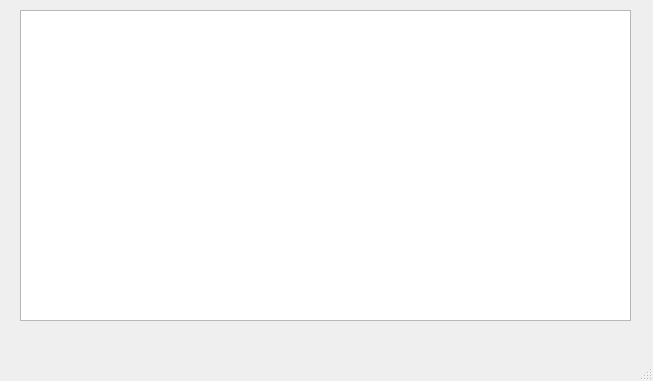
The window that userwindow.ui (Backart/DBapp) describes before a commit, drawn with Qt 5.
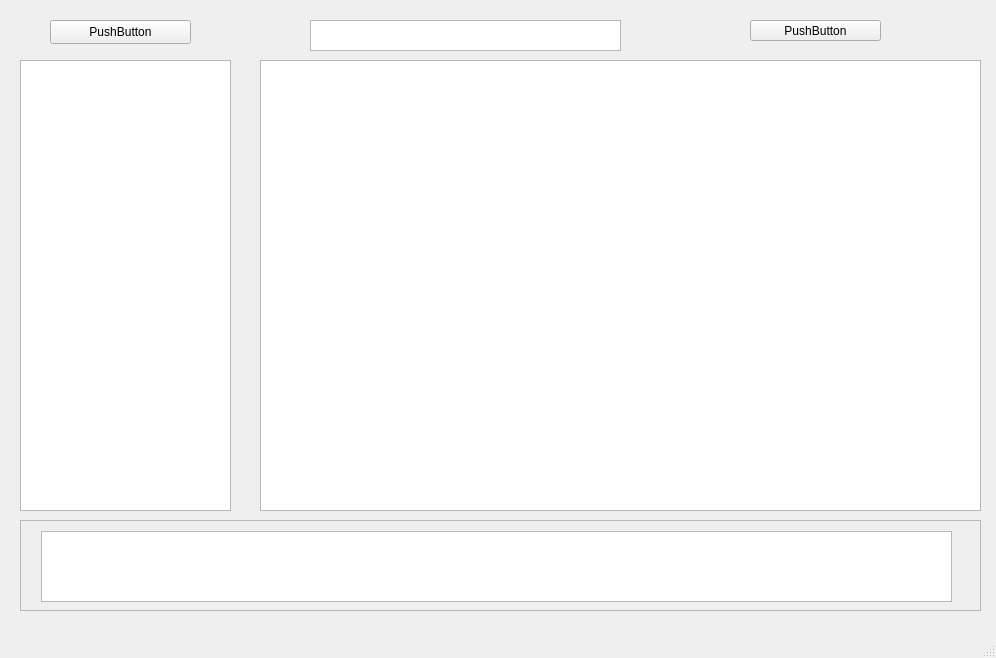
The same window after the commit.

Diff of the .ui file:
```diff
--- a/userwindow.ui
+++ b/userwindow.ui
@@ -6,8 +6,8 @@
    <rect>
     <x>0</x>
     <y>0</y>
-    <width>653</width>
-    <height>381</height>
+    <width>996</width>
+    <height>658</height>
    </rect>
   </property>
   <property name="windowTitle">
@@ -17,13 +17,92 @@
    <widget class="QTableView" name="tableView">
     <property name="geometry">
      <rect>
+      <x>260</x>
+      <y>60</y>
+      <width>721</width>
+      <height>451</height>
+     </rect>
+    </property>
+   </widget>
+   <widget class="QTreeView" name="treeView">
+    <property name="geometry">
+     <rect>
       <x>20</x>
-      <y>10</y>
-      <width>611</width>
-      <height>311</height>
+      <y>60</y>
+      <width>211</width>
+      <height>451</height>
      </rect>
     </property>
    </widget>
+   <widget class="QTextEdit" name="textEdit">
+    <property name="geometry">
+     <rect>
+      <x>310</x>
+      <y>20</y>
+      <width>311</width>
+      <height>31</height>
+     </rect>
+    </property>
+   </widget>
+   <widget class="QPushButton" name="pushButton">
+    <property name="geometry">
+     <rect>
+      <x>50</x>
+      <y>20</y>
+      <width>141</width>
+      <height>24</height>
+     </rect>
+    </property>
+    <property name="text">
+     <string>PushButton</string>
+    </property>
+   </widget>
+   <widget class="QPushButton" name="pushButton_2">
+    <property name="geometry">
+     <rect>
+      <x>750</x>
+      <y>20</y>
+      <width>131</width>
+      <height>21</height>
+     </rect>
+    </property>
+    <property name="text">
+     <string>PushButton</string>
+    </property>
+   </widget>
+   <widget class="QScrollArea" name="scrollArea">
+    <property name="geometry">
+     <rect>
+      <x>20</x>
+      <y>520</y>
+      <width>961</width>
+      <height>91</height>
+     </rect>
+    </property>
+    <property name="widgetResizable">
+     <bool>true</bool>
+    </property>
+    <widget class="QWidget" name="scrollAreaWidgetContents">
+     <property name="geometry">
+      <rect>
+       <x>0</x>
+       <y>0</y>
+       <width>959</width>
+       <height>89</height>
+      </rect>
+     </property>
+     <widget class="QListWidget" name="listWidget">
+      <property name="geometry">
+       <rect>
+        <x>20</x>
+        <y>10</y>
+        <width>911</width>
+        <height>71</height>
+       </rect>
+      </property>
+     </widget>
+    </widget>
+   </widget>
   </widget>
   <widget class="QMenuBar" name="menubar">
    <property name="geometry">
```
Left out of the diff: 4 changed lines with no effect on the pictures.
